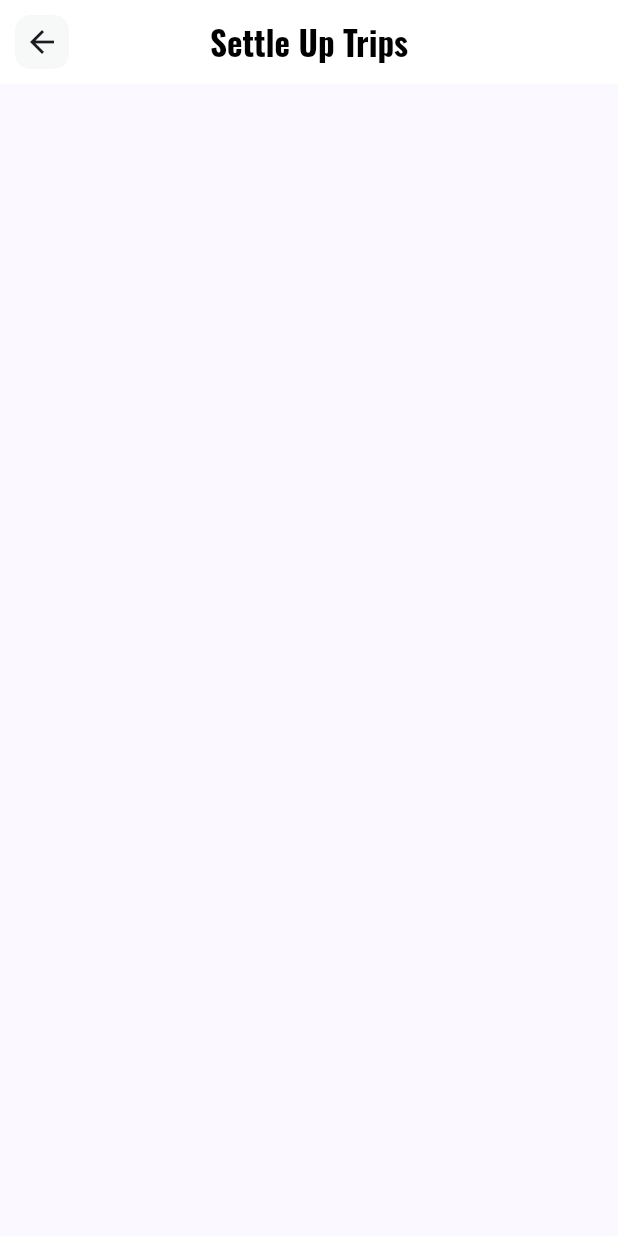
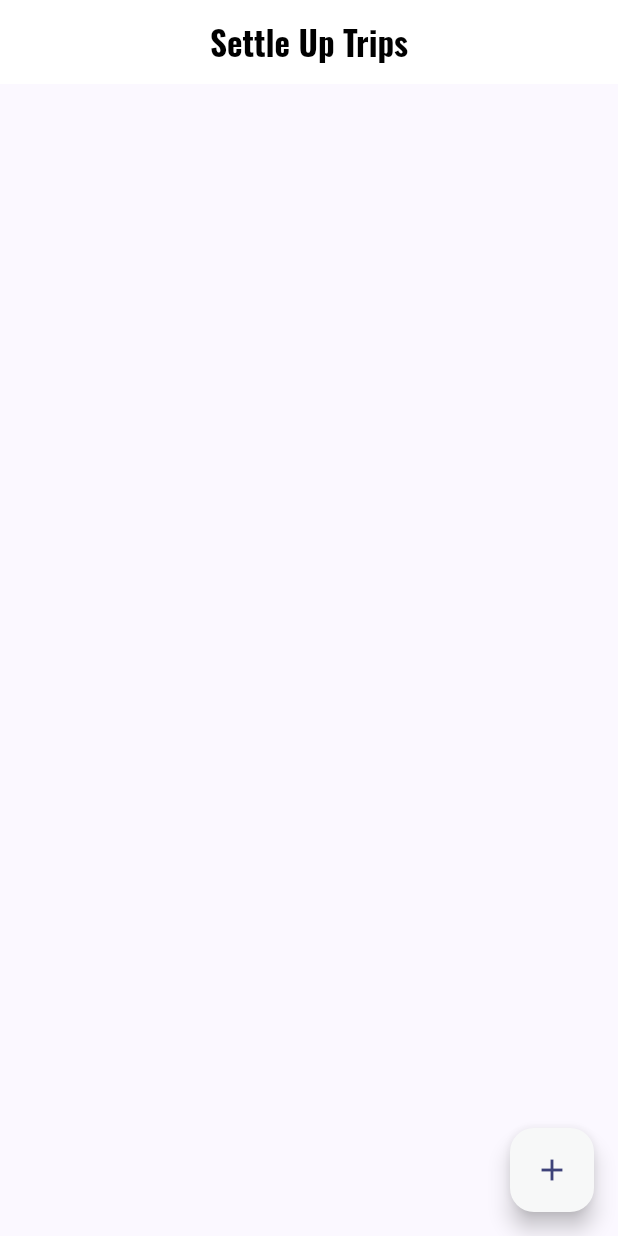
Before and after one commit to nicolas1102/settle-up-trips, a Flutter app: the screen it shows after launch, on a phone screen of 412 x 824 dp. Run offline on Flutter 3.47's test engine with Material 3 defaults, Android fonts, the phone set to English and light mode, and no system bars.

Commit message:
adding add button

```diff
--- /dev/null
+++ b/lib/components/HistoryListView.dart
@@ -0,0 +1,77 @@
+import 'package:flutter/material.dart';
+import 'package:provider/provider.dart';
+import 'package:settle_up_trips/main.dart';
+
+class HistoryListView extends StatefulWidget {
+  const HistoryListView({Key? key}) : super(key: key);
+
+  @override
+  State<HistoryListView> createState() => _HistoryListViewState();
+}
+
+class _HistoryListViewState extends State<HistoryListView> {
+  /// Needed so that [MyAppState] can tell [AnimatedList] below to animate new items.
+  final _key = GlobalKey();
+
+  /// Used to "fade out" the history items at the top, to suggest continuation.
+  static const Gradient _maskingGradient = LinearGradient(
+    // This gradient goes from fully transparent to fully opaque black...
+    colors: [Colors.transparent, Colors.black],
+    // ... from the top (transparent) to half (0.5) of the way to the bottom.
+    stops: [0.0, 0.5],
+    begin: Alignment.topCenter,
+    end: Alignment.bottomCenter,
+  );
+
+  @override
+  Widget build(BuildContext context) {
+    final appState = context.watch<MyAppState>();
+    appState.historyListKey = _key;
+
+    return ShaderMask(
+      shaderCallback: (bounds) => _maskingGradient.createShader(bounds),
+      // This blend mode takes the opacity of the shader (i.e. our gradient)
+      // and applies it to the destination (i.e. our animated list).
+      blendMode: BlendMode.dstIn,
+      child: AnimatedList(
+        key: _key,
+        reverse: true,
+        padding: EdgeInsets.only(top: 100),
+        initialItemCount: appState.transactionHistory.length,
+        itemBuilder: (context, index, animation) {
+          final transaction = appState.transactionHistory[index];
+          return SizeTransition(
+            sizeFactor: animation,
+            child: Center(
+              child: TextButton.icon(
+                onPressed: () {
+                  appState.removeTransactionItem(transaction);
+                },
+                icon: Icon(
+                  Icons.favorite,
+                  size: 12,
+                ),
+                label: MergeSemantics(
+                  child: Wrap(
+                    children: [
+                      Text(
+                        transaction.amount.toString(),
+                        semanticsLabel: transaction.amount.toString(),
+                        style: TextStyle(fontWeight: FontWeight.bold),
+                      ),
+                      Text(
+                        transaction.date.toString(),
+                        semanticsLabel: transaction.amount.toString(),
+                        style: TextStyle(fontWeight: FontWeight.bold),
+                      )
+                    ],
+                  ),
+                ),
+              ),
+            ),
+          );
+        },
+      ),
+    );
+  }
+}
--- a/lib/main.dart
+++ b/lib/main.dart
@@ -1,4 +1,5 @@
 import 'package:flutter/material.dart';
+import 'package:settle_up_trips/models/models.dart';
 import 'package:settle_up_trips/pages/home.dart';
 import 'package:provider/provider.dart';
 
@@ -14,7 +15,7 @@
     return ChangeNotifierProvider(
       create: (context) => MyAppState(),
       child: MaterialApp(
-        title: 'First Flutter App', // Titulo del explorador
+        title: 'Settle Up Trips', // Titulo del explorador
         debugShowCheckedModeBanner: false,
         theme: ThemeData(
           fontFamily: 'Oswald',
@@ -29,5 +30,17 @@
 }
 
 class MyAppState extends ChangeNotifier {
-  var goku = 'goku es lindo';
+  var transactionHistory = <Transaction>[];
+
+  GlobalKey? historyListKey;
+
+  void addTransactionItem(Transaction transaction) {
+    transactionHistory.add(transaction);
+    notifyListeners();
+  }
+
+  void removeTransactionItem(Transaction transaction) {
+    transactionHistory.remove(transaction);
+    notifyListeners();
+  }
 }
--- /dev/null
+++ b/lib/models/models.dart
@@ -0,0 +1,9 @@
+class Transaction {
+  int amount;
+  DateTime date;
+
+  Transaction({
+    required this.amount,
+    required this.date,
+  });
+}
--- a/lib/pages/home.dart
+++ b/lib/pages/home.dart
@@ -1,5 +1,6 @@
 import 'package:flutter/material.dart';
 import 'package:provider/provider.dart';
+import 'package:settle_up_trips/components/HistoryListView.dart';
 import 'package:settle_up_trips/main.dart';
 
 class HomePage extends StatelessWidget {
@@ -7,28 +8,54 @@ class HomePage extends StatelessWidget {
 
   @override
   Widget build(BuildContext context) {
-    // var appState = context.watch<MyAppState>();
     return Scaffold(
-      appBar: AppBar(
-        title: const Text(
-          'Settle Up Trips',
-          style: TextStyle(color: Colors.black, fontWeight: FontWeight.bold),
-        ),
-        backgroundColor: Colors.white,
-        elevation: 0.0,
-        centerTitle: true,
-        leading: Container(
-          margin: const EdgeInsets.all(10),
-          alignment: Alignment.center,
-          decoration: BoxDecoration(
-              color: const Color(0xfff7f8f8),
-              borderRadius: BorderRadius.circular(10)),
-          child: const Icon(Icons.arrow_back),
-        ),
-        actions: [
-
-        ],
+      appBar: appBar(context),
+      body: HistoryListView(),
+      floatingActionButton: FloatingActionButton(
+        onPressed: () {
+          showModalBottomSheet<void>(
+            context: context,
+            builder: (BuildContext context) {
+              return Container(
+                width: double.infinity,
+                height: 300,
+                padding: EdgeInsets.all(20.0),
+                child: Column(
+                  children: <Widget>[
+                    Text('Título del BottomSheet'),
+                  ],
+                ),
+              );
+            },
+          );
+        },
+        backgroundColor: const Color(0xfff7f8f8),
+        child: Icon(Icons.add),
       ),
     );
   }
 }
+
+AppBar appBar(BuildContext context) {
+  var appState = context.watch<MyAppState>();
+  return AppBar(
+    title: const Text(
+      'Settle Up Trips',
+      style: TextStyle(color: Colors.black, fontWeight: FontWeight.bold),
+    ),
+    backgroundColor: Colors.white,
+    elevation: 0.0,
+    centerTitle: true,
+    // leading: Container(
+    //   margin: const EdgeInsets.all(10),
+    //   decoration: BoxDecoration(
+    //       color: const Color(0xfff7f8f8),
+    //       borderRadius: BorderRadius.circular(10)),
+    //   child: Center(
+    //     child: IconButton(
+    //         onPressed: () {}, iconSize: 20.0, icon: Icon(Icons.arrow_back)),
+    //   ),
+    // ),
+    actions: [],
+  );
+}
```
